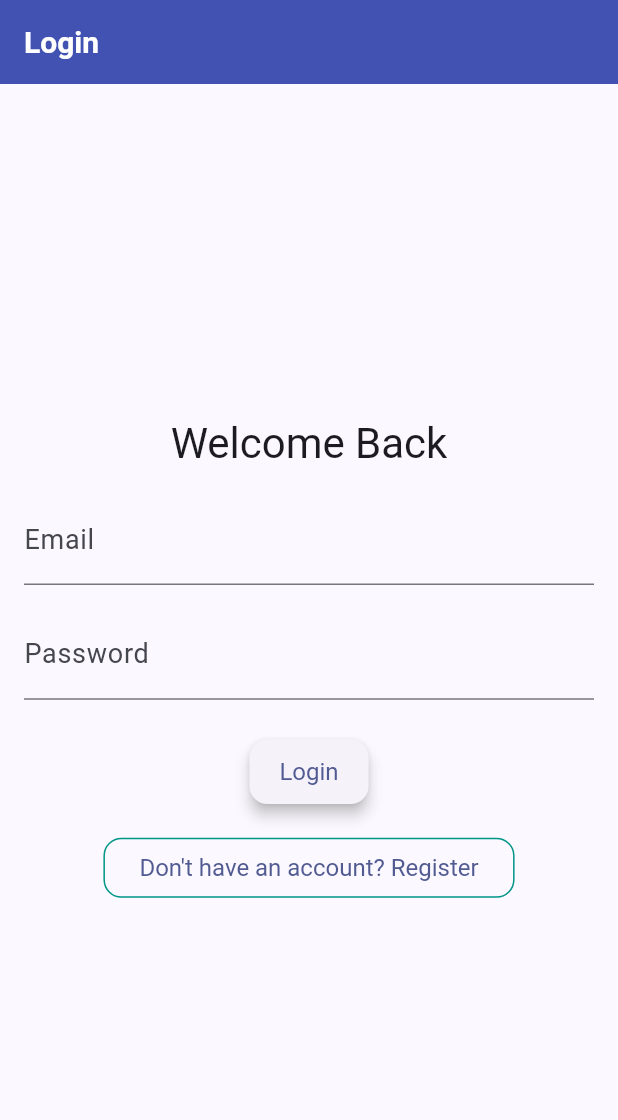
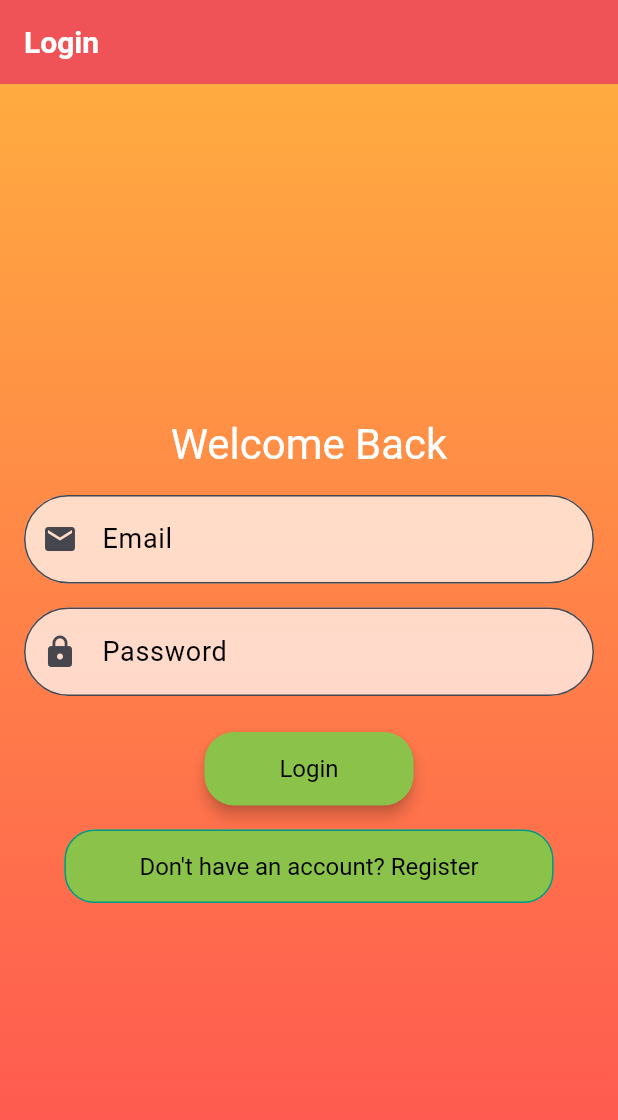
Before and after one commit to MobileFocusFlow/focus-flow, a Flutter app: the screen it shows after launch, on a phone screen of 412 x 824 dp. Shown: the top 1120 px of the screen. Run offline on Flutter 3.47's test engine with Material 3 defaults, Android fonts, the phone set to English and light mode, and no system bars; our stand-ins replace table_calendar.

Commit message:
Colored Login Page

```diff
--- a/lib/login.dart
+++ b/lib/login.dart
@@ -36,21 +36,40 @@ class LoginScreenState extends State<LoginScreen> {
   @override
   Widget build(BuildContext context) {
     return Scaffold(
-      appBar: AppBar(title: const Text("Login")),
-      body: Padding(
-        padding: const EdgeInsets.symmetric(horizontal: 16.0),
-        child: Form(
+
+      appBar: AppBar(title: const Text("Login"),backgroundColor: Colors.redAccent ,),
+      body: Container(
+        decoration: BoxDecoration(
+          gradient: LinearGradient(
+            colors: [Colors.orangeAccent, Colors.redAccent],
+            begin: Alignment.topLeft,
+            end: Alignment.bottomLeft,
+          ),
+        ),
+        child: Padding(
+          padding: const EdgeInsets.symmetric(horizontal: 16.0),
+          child: Form(
           key: _formKey,
           child: Column(
-            mainAxisAlignment: MainAxisAlignment.center,
-            children: [
+             mainAxisAlignment: MainAxisAlignment.center,
+             children: [
+
               Text("Welcome Back",
-                  style: Theme.of(context).textTheme.headlineMedium),
+                  style: Theme.of(context).textTheme.headlineMedium?.copyWith(color: Colors.white)),
               const SizedBox(height: 16),
               TextFormField(
                 controller: _emailController,
-                decoration: const InputDecoration(labelText: 'Email'),
+                decoration: InputDecoration(labelText: 'Email',
+                prefixIcon:Icon(Icons.email),
+                labelStyle: TextStyle(color: Colors.black),
+                border: OutlineInputBorder(
+                  borderRadius:BorderRadius.circular(50.0),
+                ),
+                filled:true,
+                fillColor: Colors.white.withOpacity(0.7),
+                ),
                 keyboardType: TextInputType.emailAddress,
+                style: TextStyle(color: Colors.black),
                 validator: (value) {
                   if (value == null || value.isEmpty) {
                     return 'Please enter your email';
@@ -64,8 +83,16 @@ class LoginScreenState extends State<LoginScreen> {
               const SizedBox(height: 16),
               TextFormField(
                 controller: _passwordController,
-                decoration: const InputDecoration(labelText: 'Password'),
+                decoration: InputDecoration(labelText: 'Password',
+                prefixIcon:Icon(Icons.lock),
+                border: OutlineInputBorder(
+                  borderRadius:BorderRadius.circular(50.0),
+                ),
+                filled:true,
+                fillColor: Colors.white.withOpacity(0.7),
+                labelStyle: TextStyle(color: Colors.black)),
                 obscureText: true,
+                style: TextStyle(color: Colors.black),
                 validator: (value) {
                   if (value == null || value.isEmpty) {
                     return 'Please enter your password';
@@ -74,9 +101,29 @@ class LoginScreenState extends State<LoginScreen> {
                 },
               ),
               const SizedBox(height: 24),
-              ElevatedButton(onPressed: login, child: const Text('Login')),
+              ElevatedButton(
+                style:ElevatedButton.styleFrom(
+                  padding:const EdgeInsets.symmetric(horizontal: 50,vertical: 15),
+                  shape:RoundedRectangleBorder(
+                    borderRadius: BorderRadius.circular(20.0),
+                  ),
+                  backgroundColor: Colors.lightGreen,
+                  foregroundColor: Colors.black,
+
+                ),
+                onPressed: login,
+                 child: const Text('Login')
+                ),
               const SizedBox(height: 16),
               OutlinedButton(
+                style: OutlinedButton.styleFrom(
+                  padding:const EdgeInsets.symmetric(horizontal: 50,vertical: 15),
+                  shape:RoundedRectangleBorder(
+                    borderRadius: BorderRadius.circular(20.0),
+                  ),
+                  backgroundColor: Colors.lightGreen,
+                  foregroundColor: Colors.blue,
+                ),
                 onPressed: () {
                   Navigator.push(
                     context,
@@ -84,12 +131,13 @@ class LoginScreenState extends State<LoginScreen> {
                         builder: (context) => const RegisterScreen()),
                   );
                 },
-                child: const Text("Don't have an account? Register"),
+                child: const Text("Don't have an account? Register", style: TextStyle(color: Colors.black)),
               ),
             ],
           ),
         ),
       ),
+      ),
     );
   }
 }
```
Also changed, not shown: pubspec.lock, 2 other files.
